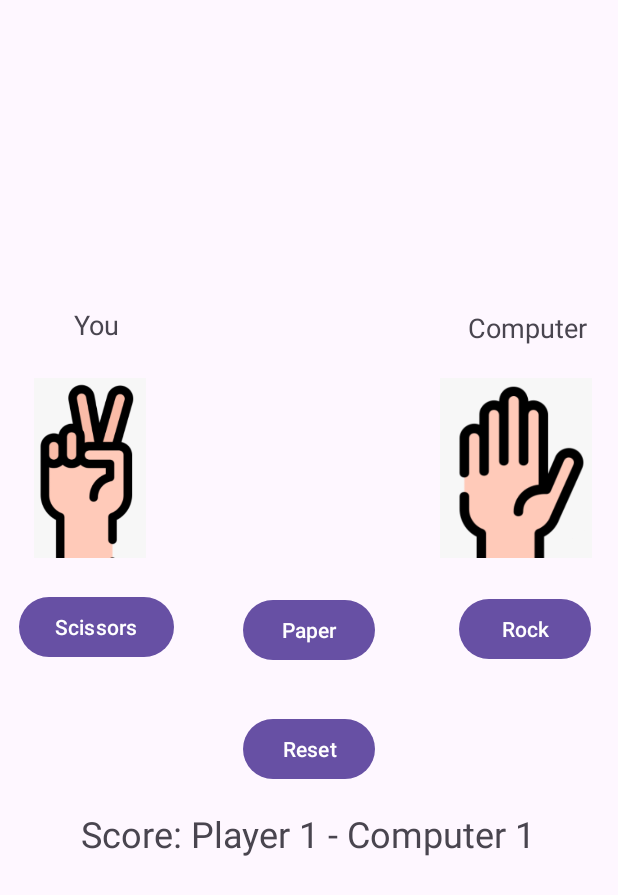
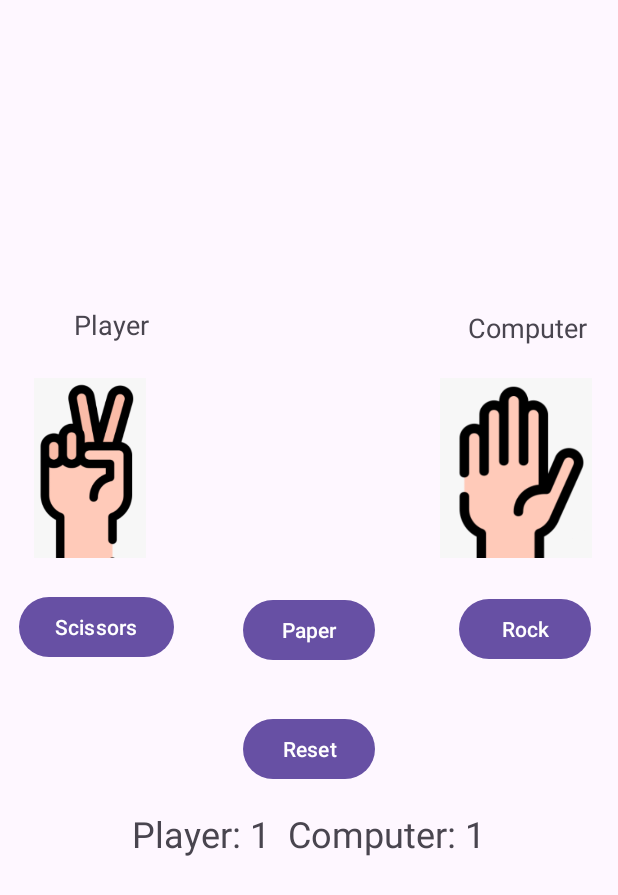
Before and after one commit to knqmbao/RockPaperScissorGame, an Android app: the screen it shows after launch (MainActivity), after a tap on "Scissors", on a phone screen of 412 x 824 dp. Shown: the top 895 px of the screen. Run offline under Robolectric (Android 15) with nearby library versions, the phone set to English and light mode, and no system bars; 2 other taps on this screen came first.

Commit message:
April Fools

```diff
--- a/app/src/main/java/com/example/rockpaperscissor/MainActivity.java
+++ b/app/src/main/java/com/example/rockpaperscissor/MainActivity.java
@@ -138,8 +138,19 @@ public class MainActivity extends AppCompatActivity {
                 } else {
                     winnerMessage = "It's a tie!";
                 }
-                tvScore.setText("Score: Player " + playerScore + " - Computer " + computerScore);
+                tvScore.setText("Player: " + playerScore + "  Computer: " + computerScore);
                 Toast.makeText(MainActivity.this, winnerMessage, Toast.LENGTH_SHORT).show();
+
+                // Check if either player or computer has reached 10 points
+                if (playerScore == 5) {
+                    tvScore.setText("Congratulations! Player Wins!" );
+                    endGame();
+                    return;
+                } else if (computerScore == 5) {
+                    tvScore.setText("Congratulations! Computer Wins!");
+                    endGame();
+                    return;
+                }
 
                 // Enable buttons after animations and logic completion
                 btnPaper.setEnabled(true);
@@ -149,6 +160,16 @@ public class MainActivity extends AppCompatActivity {
             }
         }, totalDuration + 100); // Add a small extra delay to ensure animations complete
 
+    }
+
+    private void endGame() {
+        // Disable buttons to prevent further play
+        btnPaper.setEnabled(false);
+        btnRock.setEnabled(false);
+        btnScissors.setEnabled(false);
+        btnReset.setEnabled(true); // Allow reset
+
+        // You can add any additional end-game actions here
     }
 
     private int getTotalAnimationDuration(AnimationDrawable animationDrawable) {
@@ -197,7 +218,7 @@ public class MainActivity extends AppCompatActivity {
     private void resetGame() {
         playerScore = 0;
         computerScore = 0;
-        tvScore.setText("Score: Player " + playerScore + " - Computer " + computerScore);
+        tvScore.setText("Player: " + playerScore + "  Computer: " + computerScore);
         imagePlayer.setImageResource(R.drawable.hand_draw);
         imageComputer.setImageResource(R.drawable.hand_draw);
     }
--- a/app/src/main/res/layout/activity_main.xml
+++ b/app/src/main/res/layout/activity_main.xml
@@ -16,7 +16,7 @@
         android:layout_marginStart="49dp"
         android:layout_marginTop="-168dp"
         android:layout_marginBottom="24dp"
-        android:text="You"
+        android:text="Player"
         android:textSize="18sp" />
 
     <!-- Computer Image -->
@@ -100,10 +100,9 @@
         android:id="@+id/tvScore"
         android:layout_width="wrap_content"
         android:layout_height="wrap_content"
-        android:text="@string/score_placeholder"
-        android:textSize="24sp"
         android:layout_below="@id/btnReset"
         android:layout_centerHorizontal="true"
-        android:layout_marginTop="16dp" />
+        android:layout_marginTop="16dp"
+        android:textSize="24sp" />
 
 </RelativeLayout>
```
